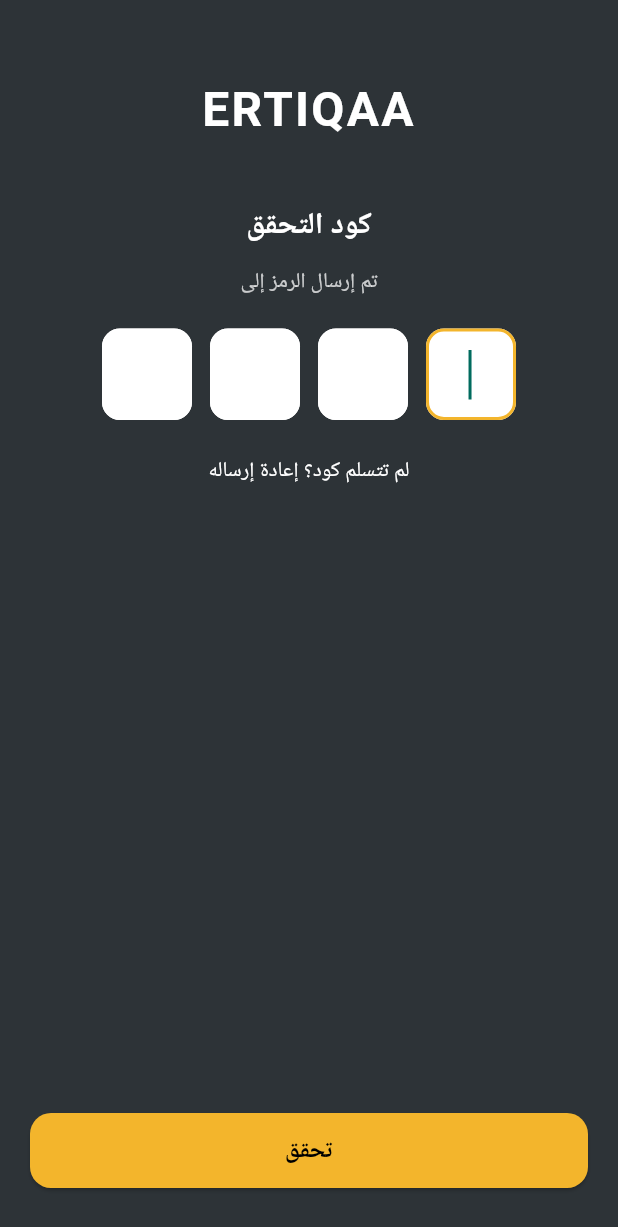
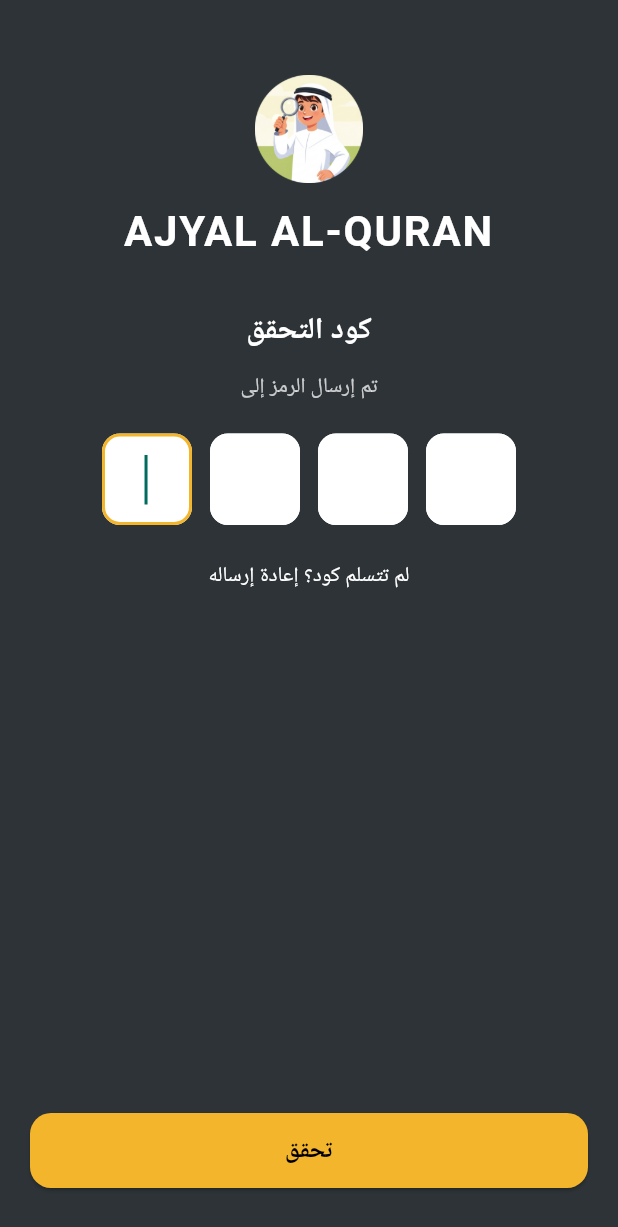
Before and after one commit to MostafaGamal84/agial-App, a Flutter app: the OTPScreen screen opened directly with empty values, on a phone screen of 412 x 824 dp. Shown: the top 1227 px of the screen. Run offline on Flutter 3.47's test engine with Material 3 defaults, Android fonts, the light colour scheme and no system bars; our stand-ins replace flutter_secure_storage, google_fonts, shared_preferences; accounts and stored records are empty; Roboto replaces fonts that are missing (Tajawal).

Commit message:
Add Ajyal branding and left-to-right OTP input

```diff
--- a/lib/screens/otp_screen.dart
+++ b/lib/screens/otp_screen.dart
@@ -70,19 +70,30 @@
               crossAxisAlignment: CrossAxisAlignment.stretch,
               children: [
                 const SizedBox(height: 30),
-                const Align(
+                Align(
                   alignment: Alignment.center,
-                  child: Text(
-                    'ERTIQAA',
+                  child: Column(
+                    mainAxisSize: MainAxisSize.min,
+                    children: [
+                      Image.asset(
+                        'assets/images/app_icon.png',
+                        height: 72,
+                        fit: BoxFit.contain,
+                      ),
+                      const SizedBox(height: 12),
+                      const Text(
+                        'AJYAL AL-QURAN',
                         style: TextStyle(
                           color: Colors.white,
-                      fontSize: 32,
+                          fontSize: 28,
                           fontWeight: FontWeight.bold,
-                      letterSpacing: 1.5,
+                          letterSpacing: 1.2,
                         ),
                       ),
+                    ],
                   ),
-                const SizedBox(height: 40),
+                ),
+                const SizedBox(height: 32),
                 const Align(
                   alignment: Alignment.center,
                   child: Text(
@@ -116,7 +127,9 @@
                   },
                   builder: (field) => Column(
                     children: [
-                      Row(
+                      Directionality(
+                        textDirection: TextDirection.ltr,
+                        child: Row(
                           mainAxisAlignment: MainAxisAlignment.center,
                           children: List.generate(
                             _otpControllers.length,
@@ -129,6 +142,7 @@
                                   focusNode: _focusNodes[index],
                                   autofocus: index == 0,
                                   textAlign: TextAlign.center,
+                                  textDirection: TextDirection.ltr,
                                   keyboardType: TextInputType.number,
                                   style: const TextStyle(
                                     fontSize: 22,
@@ -159,6 +173,7 @@
                                   ],
                                   onChanged: (value) =>
                                       _onOtpChanged(index, value, field),
+                                ),
                               ),
                             ),
                           ),
--- a/pubspec.yaml
+++ b/pubspec.yaml
@@ -24,3 +24,6 @@
 
 flutter:
   uses-material-design: true
+  assets:
+    - assets/images/
+    - assets/sounds/
```
Lines whose indentation alone changed are shown as unchanged.
